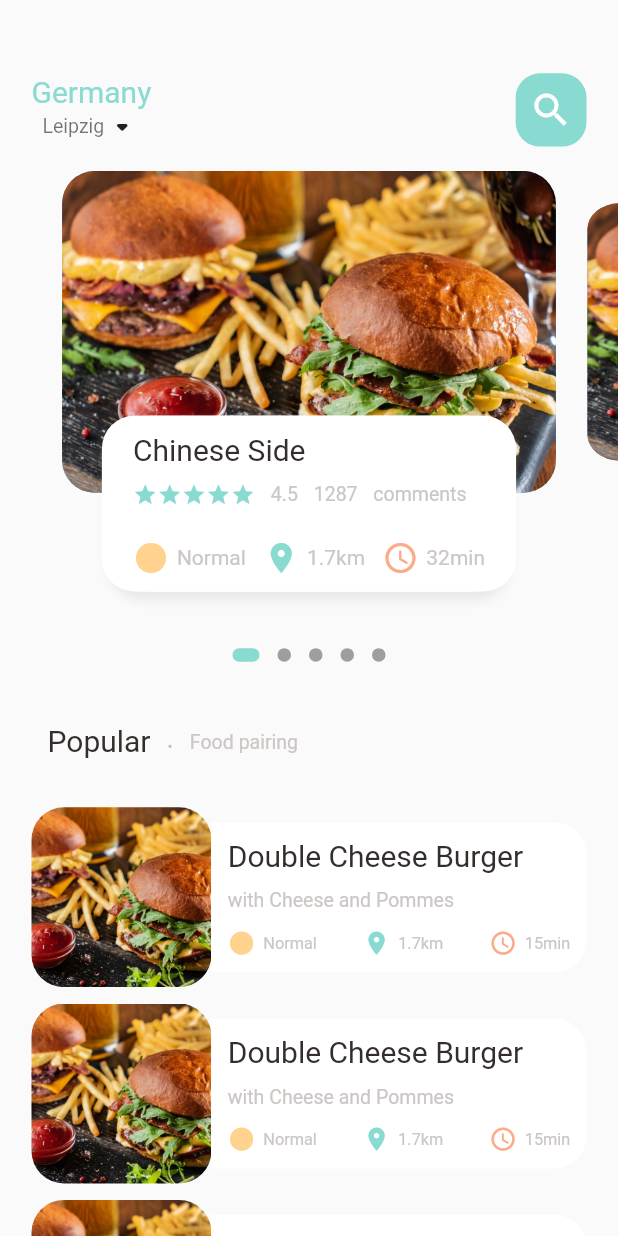
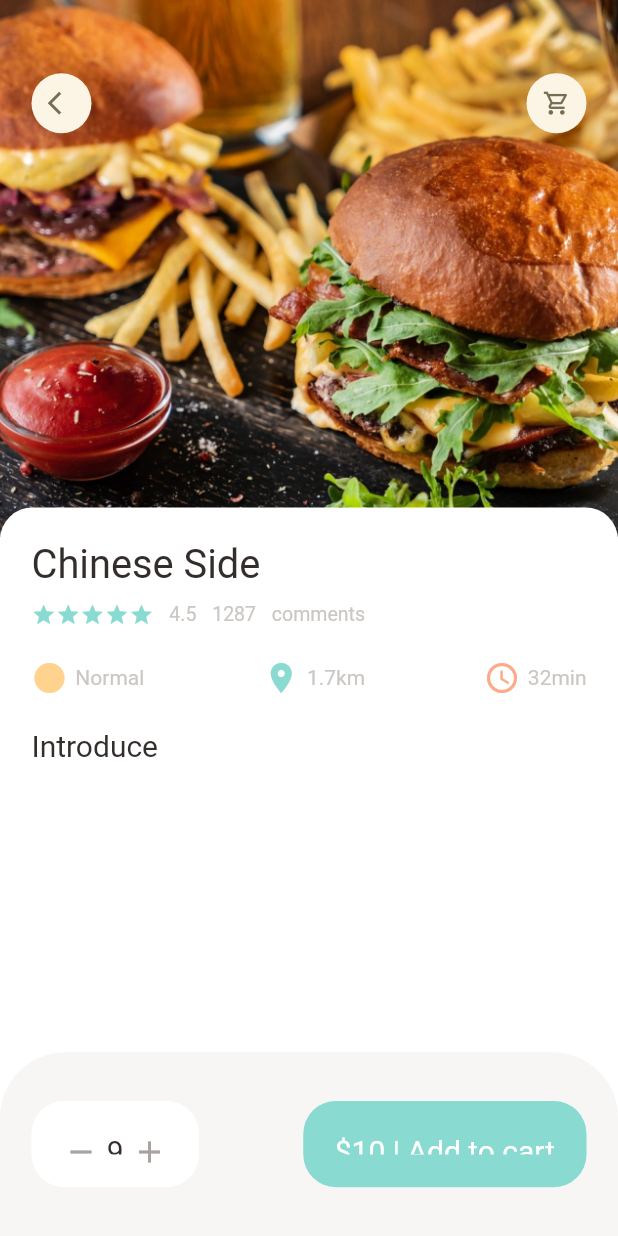
Before and after one commit to zkms-alzeidi/food_delivery_app-, a Flutter app: the screen it shows after launch, on a phone screen of 412 x 824 dp. Run offline on Flutter 3.47's test engine with Material 2 defaults, Android fonts, the phone set to English and light mode, and no system bars; drawn by our look-alikes of dots_indicator; our stand-ins replace get.

Commit message:
Add popular food details page

```diff
--- a/lib/main.dart
+++ b/lib/main.dart
@@ -1,5 +1,6 @@
 import 'package:flutter/material.dart';
-import 'package:food_delivery/home/main_food_page.dart';
+import 'package:food_delivery/pages/food/papular_food_detail.dart';
+import 'package:food_delivery/pages/home/main_food_page.dart';
 import 'package:get/get.dart';
 
 void main() {
@@ -16,7 +17,7 @@ class MyApp extends StatelessWidget {
       theme: ThemeData(
         primarySwatch: Colors.blue,
       ),
-      home: MainFoodPage(),
+      home: PopularFoodDetail(),
     );
   }
 }
--- /dev/null
+++ b/lib/pages/food/papular_food_detail.dart
@@ -0,0 +1,97 @@
+import 'package:flutter/cupertino.dart';
+import 'package:flutter/material.dart';
+import 'package:food_delivery/utils/dimensions.dart';
+import 'package:food_delivery/widgets/appIcon.dart';
+import 'package:food_delivery/widgets/app_column.dart';
+
+import '../../utils/colors.dart';
+import '../../widgets/big_text.dart';
+import '../../widgets/icon_and_text_widget.dart';
+import '../../widgets/small_text.dart';
+
+class PopularFoodDetail extends StatelessWidget {
+  const PopularFoodDetail({Key key}) : super(key: key);
+
+  @override
+  Widget build(BuildContext context) {
+    return Scaffold(
+      backgroundColor: Colors.white,
+      //Stack lass mich viele sache zusammen aufandere setzen.
+      body: Stack(
+        children: [
+          //the image
+          Positioned(left: 0, right: 0, child:
+          Container(
+          width: double.maxFinite,
+          height: Dimensions.popularFoodImgSize,
+          decoration: BoxDecoration(
+            image: DecorationImage(fit: BoxFit.cover,image: AssetImage("assets/image/burger.jpg"))
+          ),
+        )),
+
+          //the Buttuns
+          Positioned(
+              left:Dimensions.width20,
+              right:Dimensions.width20,
+              top: Dimensions.height45,
+              child: Row(
+                mainAxisAlignment: MainAxisAlignment.spaceBetween,
+            children: [
+              AppIcon(icon: Icons.arrow_back_ios),
+              AppIcon(icon: Icons.shopping_cart_outlined)
+            ],
+          )),
+
+          //the Details
+          Positioned(
+            left: 0,
+              right: 0,
+              bottom: 0,
+              top: Dimensions.popularFoodImgSize-20,
+              child: Container(
+                padding: EdgeInsets.only(left: Dimensions.width20,right: Dimensions.width20, top: Dimensions.height20),
+                decoration: BoxDecoration(borderRadius: BorderRadius.only(topRight: Radius.circular(Dimensions.radius20), topLeft: Radius.circular(Dimensions.radius20)), color: Colors.white),
+                child:Column(
+                  crossAxisAlignment: CrossAxisAlignment.start,
+                  children: [
+                    AppColumn(text: "Chinese Side",),
+                    SizedBox(height: Dimensions.height20,),
+                    BigText(text: "Introduce")
+
+                  ],
+                ),
+          ))
+
+        ],
+      ),
+      bottomNavigationBar: Container(
+        height: Dimensions.bottomHeightBar,
+        padding: EdgeInsets.only(top: Dimensions.height30,bottom: Dimensions.height30,left: Dimensions.width20,right: Dimensions.width20),
+        decoration: BoxDecoration(color:AppColors.buttonBackgroundColor,borderRadius: BorderRadius.only(topLeft: Radius.circular(Dimensions.radius20*2), topRight: Radius.circular(Dimensions.radius20*2))),
+        child: Row(
+          mainAxisAlignment:MainAxisAlignment.spaceBetween,
+          children: [
+            Container(
+              padding: EdgeInsets.only(top: Dimensions.height20,bottom: Dimensions.height20,left: Dimensions.width20,right: Dimensions.width20),
+              decoration: BoxDecoration(borderRadius: BorderRadius.circular(Dimensions.radius20),color: Colors.white),
+              child: Row(
+                children: [
+                  Icon(Icons.remove,color: AppColors.signColor,),
+                  SizedBox(width: Dimensions.width5,),
+                  BigText(text: "9"),
+                  SizedBox(width: Dimensions.width5,),
+                  Icon(Icons.add,color: AppColors.signColor,)
+                ],
+              ),
+            ),
+            Container(
+              padding: EdgeInsets.only(top: Dimensions.height20,bottom: Dimensions.height20,left: Dimensions.width20,right: Dimensions.width20),
+              decoration: BoxDecoration(borderRadius: BorderRadius.circular(Dimensions.radius20),color: AppColors.mainColor),
+              child: BigText(text: "\$10 | Add to cart",color: Colors.white,),
+            )
+          ],
+        ),
+      ),
+    );
+  }
+}
--- a/lib/home/food_page_body.dart
+++ b/lib/pages/home/food_page_body.dart
@@ -3,6 +3,7 @@ import 'package:flutter/cupertino.dart';
 import 'package:flutter/material.dart';
 import 'package:food_delivery/utils/colors.dart';
 import 'package:food_delivery/utils/dimensions.dart';
+import 'package:food_delivery/widgets/app_column.dart';
 import 'package:food_delivery/widgets/big_text.dart';
 import 'package:food_delivery/widgets/icon_and_text_widget.dart';
 import 'package:food_delivery/widgets/small_text.dart';
@@ -108,9 +109,7 @@ class _FoodPageBodyState extends State<FoodPageBody> {
         height: Dimensions.height30,
       ),
       //the List
-      Container(
-          height: 900,
-          child: ListView.builder(
+      ListView.builder(
               physics: NeverScrollableScrollPhysics(),
               shrinkWrap: true,
               itemCount: 10,
@@ -166,7 +165,7 @@ class _FoodPageBodyState extends State<FoodPageBody> {
                     ],
                   ),
                 );
-              }))
+              })
     ]);
   }
 
@@ -236,61 +235,8 @@ class _FoodPageBodyState extends State<FoodPageBody> {
                     ]),
                 //diese Container hat die Beschreibung des Bilds(text-bewertung-abstand)
                 child: Container(
-                  padding: EdgeInsets.only(
-                      top: Dimensions.height10,
-                      left: Dimensions.width15,
-                      right: Dimensions.width15),
-                  child: Column(
-                    crossAxisAlignment: CrossAxisAlignment.start,
-                    children: [
-                      BigText(text: "Chinese Side"),
-                      SizedBox(
-                        height: Dimensions.height10,
-                      ),
-                      Row(
-                        children: [
-                          Wrap(
-                              children: List.generate(
-                                  5,
-                                  (index) => Icon(
-                                        Icons.star,
-                                        color: AppColors.mainColor,
-                                        size: Dimensions.height15,
-                                      ))),
-                          SizedBox(width: Dimensions.width10),
-                          SmallText(text: "4.5"),
-                          SizedBox(
-                            width: Dimensions.width10,
-                          ),
-                          SmallText(text: "1287"),
-                          SizedBox(
-                            width: Dimensions.width10,
-                          ),
-                          SmallText(text: "comments"),
-                        ],
-                      ),
-                      SizedBox(
-                        height: Dimensions.height20,
-                      ),
-                      Row(
-                        mainAxisAlignment: MainAxisAlignment.spaceBetween,
-                        children: [
-                          IconAndTextWidget(
-                              icon: Icons.circle,
-                              text: 'Normal',
-                              iconColor: AppColors.iconColor1),
-                          IconAndTextWidget(
-                              icon: Icons.location_on,
-                              text: '1.7km',
-                              iconColor: AppColors.mainColor),
-                          IconAndTextWidget(
-                              icon: Icons.access_time_rounded,
-                              text: '32min',
-                              iconColor: AppColors.iconColor2)
-                        ],
-                      )
-                    ],
-                  ),
+                  padding: EdgeInsets.only(top:Dimensions.height10, right: Dimensions.height10,left: Dimensions.height10),
+                  child: AppColumn(text:"Chinese Side"),
                 ),
               ),
             )
--- a/lib/utils/dimensions.dart
+++ b/lib/utils/dimensions.dart
@@ -15,12 +15,14 @@ class Dimensions{
  static double height15 = screenHeight/50.61;
  static double height20= screenHeight/37.9;
  static double height30 = screenHeight/25.309;
+ static double height40 = screenHeight/20.17;
  static double height45= screenHeight/16.87;
 
  //fonts
  static double font20 = screenHeight/37.9;
  static double font12 = screenHeight/63.2;
  static double font10 = screenHeight/75.9;
+ static double font26 = screenHeight/31.03;
 
  //Radius
  static double radius15 = screenHeight/50.61;
@@ -44,6 +46,13 @@ class Dimensions{
  static double iconSize17 = screenHeight/44.66;
 
 
+ //Popular food
+ static double popularFoodImgSize = screenHeight/2.3;
+
+ //Bottom height
+ static double bottomHeightBar= screenHeight/6.725;
+
+
 
 
 }
--- /dev/null
+++ b/lib/widgets/appIcon.dart
@@ -0,0 +1,34 @@
+import 'package:flutter/cupertino.dart';
+import 'package:food_delivery/utils/dimensions.dart';
+
+class AppIcon extends StatelessWidget {
+
+  final IconData icon;
+  final Color backgroundColor;
+  final Color iconColor;
+  final double size;
+
+  const AppIcon({
+    Key key,
+    @required this.icon,
+    this.iconColor = const Color(0xFF756d54),
+    this.backgroundColor= const Color(0xFFfcf4e4),
+    this.size = 40}) : super(key: key);
+
+  @override
+  Widget build(BuildContext context) {
+    return Container(
+      width: size,
+      height: size,
+      decoration: BoxDecoration(
+        borderRadius:BorderRadius.circular(size/2) ,
+        color: backgroundColor,
+      ),
+      child: Icon(
+        icon,
+        color: iconColor,
+        size: Dimensions.iconSize17,
+      ),
+    );
+  }
+}
--- /dev/null
+++ b/lib/widgets/app_column.dart
@@ -0,0 +1,71 @@
+import 'package:flutter/cupertino.dart';
+import 'package:flutter/material.dart';
+import 'package:food_delivery/widgets/small_text.dart';
+
+import '../utils/colors.dart';
+import '../utils/dimensions.dart';
+import 'big_text.dart';
+import 'icon_and_text_widget.dart';
+
+class AppColumn extends StatelessWidget {
+
+  final String text;
+
+
+  const AppColumn({Key key, @required this.text}) : super(key: key);
+
+  @override
+  Widget build(BuildContext context) {
+    return  Column(
+      crossAxisAlignment: CrossAxisAlignment.start,
+      children: [
+        BigText(text: text,size: Dimensions.font26,),
+        SizedBox(
+          height: Dimensions.height10,
+        ),
+        Row(
+          children: [
+            Wrap(
+                children: List.generate(
+                    5,
+                        (index) => Icon(
+                      Icons.star,
+                      color: AppColors.mainColor,
+                      size: Dimensions.height15,
+                    ))),
+            SizedBox(width: Dimensions.width10),
+            SmallText(text: "4.5"),
+            SizedBox(
+              width: Dimensions.width10,
+            ),
+            SmallText(text: "1287"),
+            SizedBox(
+              width: Dimensions.width10,
+            ),
+            SmallText(text: "comments"),
+          ],
+        ),
+        SizedBox(
+          height: Dimensions.height20,
+        ),
+        Row(
+          mainAxisAlignment: MainAxisAlignment.spaceBetween,
+          children: [
+            IconAndTextWidget(
+                icon: Icons.circle,
+                text: 'Normal',
+                iconColor: AppColors.iconColor1),
+            IconAndTextWidget(
+                icon: Icons.location_on,
+                text: '1.7km',
+                iconColor: AppColors.mainColor),
+            IconAndTextWidget(
+                icon: Icons.access_time_rounded,
+                text: '32min',
+                iconColor: AppColors.iconColor2)
+          ],
+        )
+      ],
+    );
+  }
+}
```
Also changed, not shown: lib/pages/home/main_food_page.dart (renamed from lib/home/main_food_page.dart).
